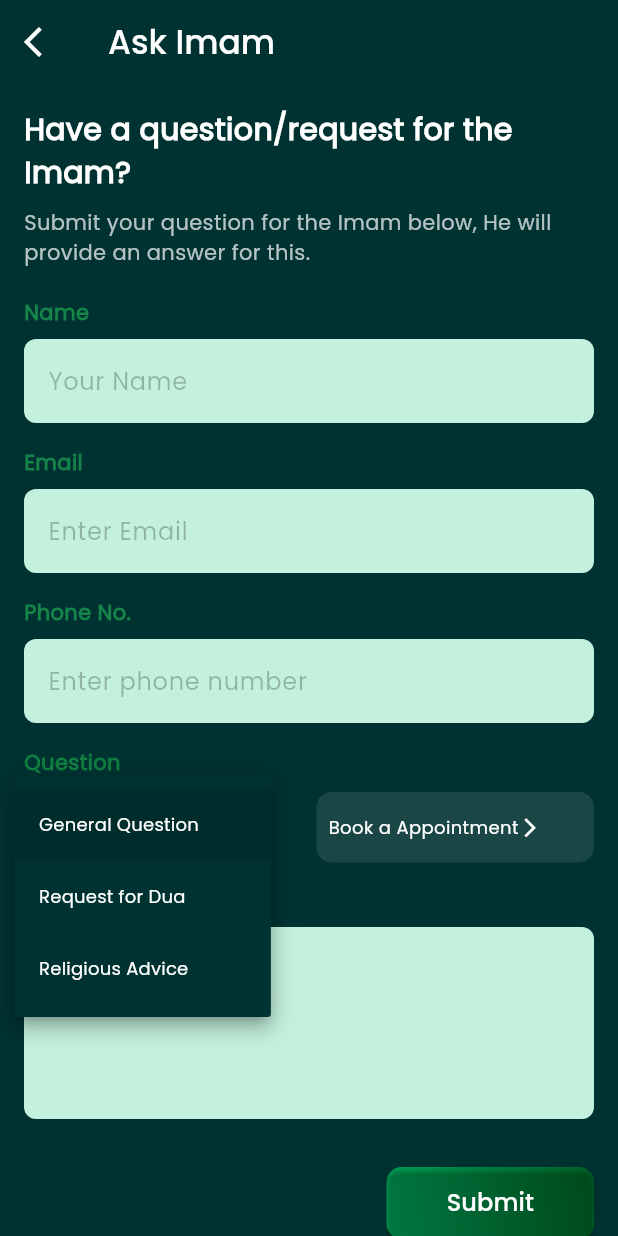
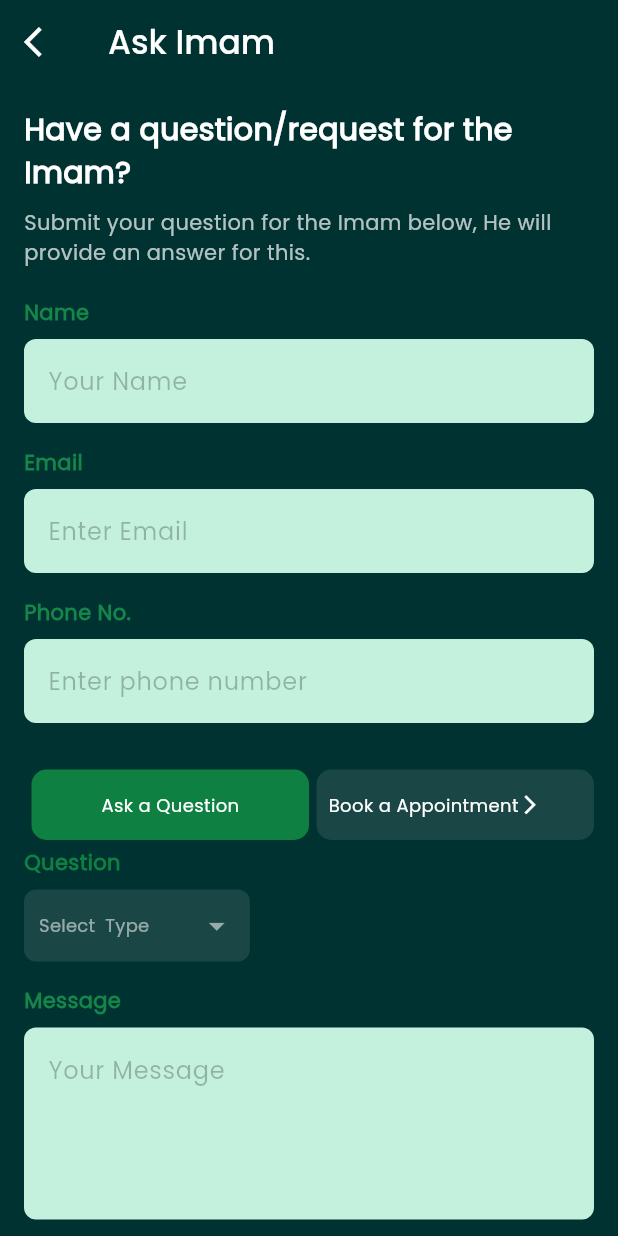
Before and after one commit to Gul-Is-Here/Community-App, a Flutter app: the AskImamPage screen opened directly, after a tap on "Ask a Question", on a phone screen of 412 x 824 dp. Run offline on Flutter 3.47's test engine with Material 3 defaults, Android fonts, the phone set to English and light mode, and no system bars; our stand-ins replace animated_notch_bottom_bar, audio_service, audioplayers, carousel_slider, cloud_firestore, dio and 22 more; missing offline and left inert: auto_scroll_text, blinking_text, flutter_qiblah, islamic_hijri_calendar, overlay_loader_with_app_icon; accounts and stored records are empty; generated files the repository leaves out were written again; network calls fail; statements that could not run were skipped.

Commit message:
'Day 47'

```diff
--- a/lib/main.dart
+++ b/lib/main.dart
@@ -35,11 +35,6 @@ void main() async {
   await Firebase.initializeApp(options: DefaultFirebaseOptions.currentPlatform);
   tz.initializeTimeZones();
   await NotificationServices().initializeNotification();
-  // await HomeController().fetchPrayerTimes();
-  // HomeController().getCurrentPrayerCurrent();
-  // HomeEventsController().fetchEventsData();
-  // QiblahController();
-  // await QiblahController().getLocation();
   SharedPreferences sharedPreferences = await SharedPreferences.getInstance();
 
   DateTime today = DateTime.now();
--- a/lib/views/Gallery_Events/ask_imam_screen.dart
+++ b/lib/views/Gallery_Events/ask_imam_screen.dart
@@ -97,18 +97,34 @@ class AskImamPage extends StatelessWidget {
               children: [
                 Expanded(
                     child: Obx(
-                    () => _buildDropdownField(
-                      label: 'Question',
-                      hint: 'Ask a Question',
-                      value: _selectedQuestionType.value,
-                      onChanged: (newValue) =>
-                          _selectedQuestionType.value = newValue!,
+                  () => GestureDetector(
+                    onTap: () => _askImamController.selectedOption.value = 0,
+                    child: Padding(
+                      padding: const EdgeInsets.only(top: 15, left: 5),
+                      child: Container(
+                        height: 47,
+                        decoration: BoxDecoration(
+                            color: _askImamController.selectedOption.value == 0
+                                ? secondaryColor
+                                : whiteColor.withOpacity(.1),
+                            borderRadius: BorderRadius.circular(10)),
+                        child: Center(
+                            child: Text(
+                          'Ask a Question',
+                          style: TextStyle(
+                              color: whiteColor,
+                              fontFamily: popinsRegulr,
+                              fontSize: 12),
+                        )),
                       ),
                     ),
                   ),
+                )),
                 Expanded(
-                  child: GestureDetector(
+                  child: Obx(
+                    () => GestureDetector(
                       onTap: () {
+                        _askImamController.selectedOption.value = 1;
                         const String calendlyUrl =
                             "https://calendly.com/gulfarazahmed08/30min";
                         AppClass().launchURL(calendlyUrl);
@@ -118,7 +134,10 @@ class AskImamPage extends StatelessWidget {
                         child: Container(
                           height: 47,
                           decoration: BoxDecoration(
-                            color: whiteColor.withOpacity(.1),
+                              color:
+                                  _askImamController.selectedOption.value == 1
+                                      ? secondaryColor
+                                      : whiteColor.withOpacity(.1),
                               borderRadius: BorderRadius.circular(10)),
                           child: Padding(
                             padding: const EdgeInsets.all(8.0),
@@ -142,8 +161,29 @@ class AskImamPage extends StatelessWidget {
                         ),
                       ),
                     ),
-                )
+                  ),
+                ),
               ],
+            ),
+            SizedBox(
+              height: 5,
+            ),
+            Obx(
+              () => _askImamController.selectedOption.value == 0
+                  ? Column(
+                      mainAxisAlignment: MainAxisAlignment.start,
+                      children: [
+                        Obx(
+                          () => Align(
+                            alignment: Alignment.centerLeft,
+                            child: _buildDropdownField(
+                              label: 'Question',
+                              hint: 'Select  Type',
+                              value: _selectedQuestionType.value,
+                              onChanged: (newValue) =>
+                                  _selectedQuestionType.value = newValue!,
+                            ),
+                          ),
                         ),
                         _buildInputField(
                           label: 'Message',
@@ -159,7 +199,10 @@ class AskImamPage extends StatelessWidget {
                               decoration: BoxDecoration(
                                 borderRadius: BorderRadius.circular(10),
                                 gradient: const LinearGradient(
-                      colors: [Color(0xFF00A559), Color(0xFF006627)],
+                                  colors: [
+                                    Color(0xFF00A559),
+                                    Color(0xFF006627)
+                                  ],
                                   begin: Alignment.bottomLeft,
                                   end: Alignment.centerRight,
                                 ),
@@ -174,10 +217,12 @@ class AskImamPage extends StatelessWidget {
                                     borderRadius: BorderRadius.circular(8),
                                   ),
                                 ),
-                    onPressed:
-                        _askImamController.isLoading.value ? null : _submitForm,
+                                onPressed: _askImamController.isLoading.value
+                                    ? null
+                                    : _submitForm,
                                 child: _askImamController.isLoading.value
-                        ? const CircularProgressIndicator(color: Colors.white)
+                                    ? const CircularProgressIndicator(
+                                        color: Colors.white)
                                     : const Text(
                                         'Submit',
                                         style: TextStyle(
@@ -190,6 +235,10 @@ class AskImamPage extends StatelessWidget {
                             ),
                           );
                         }),
+                      ],
+                    )
+                  : SizedBox(),
+            )
           ],
         ),
       ),
```
Also changed, not shown: lib/controllers/contact_uc_controller.dart (added, +39 -0 lines), lib/views/contact_us/contact_us_screen.dart (+43 -10 lines). Lines whose indentation alone changed are shown as unchanged.
